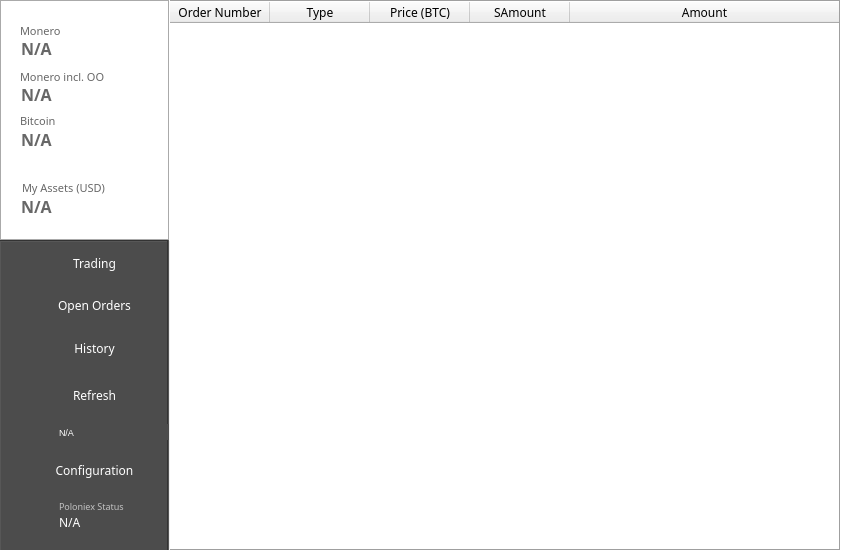
Before: the Qt Designer form mainwindow.ui in swalecko/PoloniexTradeGUI, drawn with Qt 5.
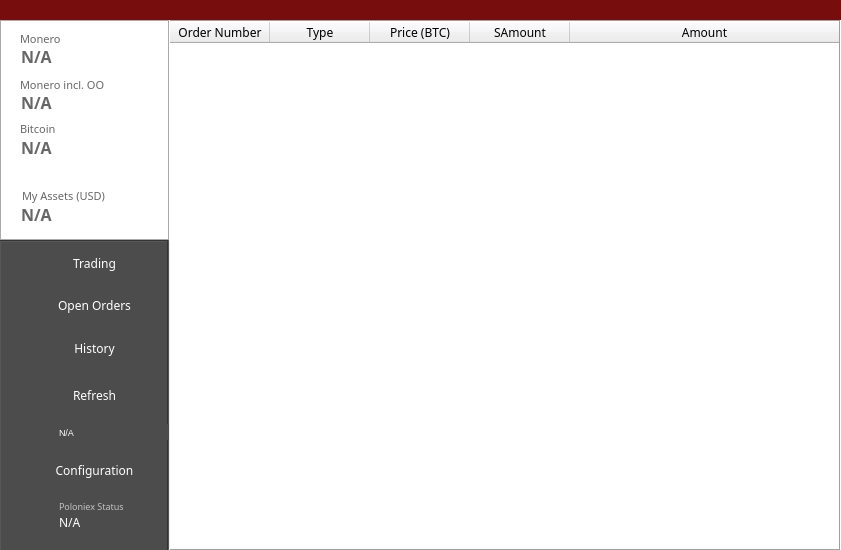
After: the same form once the commit is applied. The open tabs and pages were chosen to show the change. Icons and pictures are not drawn.

Patch:
```diff
--- a/mainwindow.ui
+++ b/mainwindow.ui
@@ -1263,7 +1263,7 @@
       <rect>
        <x>58</x>
        <y>179</y>
-       <width>85</width>
+       <width>88</width>
        <height>4</height>
       </rect>
      </property>
@@ -1349,9 +1349,9 @@
     <property name="geometry">
      <rect>
       <x>170</x>
-      <y>0</y>
+      <y>20</y>
       <width>673</width>
-      <height>550</height>
+      <height>531</height>
      </rect>
     </property>
     <property name="sizePolicy">
@@ -1363,7 +1363,7 @@
     <property name="minimumSize">
      <size>
       <width>671</width>
-      <height>550</height>
+      <height>520</height>
      </size>
     </property>
     <property name="maximumSize">
@@ -2247,7 +2247,7 @@
         <x>-2</x>
         <y>0</y>
         <width>673</width>
-        <height>551</height>
+        <height>531</height>
        </rect>
       </property>
       <property name="sizePolicy">
@@ -2259,13 +2259,13 @@
       <property name="minimumSize">
        <size>
         <width>673</width>
-        <height>551</height>
+        <height>531</height>
        </size>
       </property>
       <property name="maximumSize">
        <size>
         <width>673</width>
-        <height>551</height>
+        <height>531</height>
        </size>
       </property>
       <property name="font">
@@ -2587,9 +2587,9 @@
     <property name="geometry">
      <rect>
       <x>0</x>
-      <y>0</y>
+      <y>20</y>
       <width>170</width>
-      <height>241</height>
+      <height>221</height>
      </rect>
     </property>
     <property name="autoFillBackground">
@@ -2611,7 +2611,7 @@
      <property name="geometry">
       <rect>
        <x>20</x>
-       <y>20</y>
+       <y>8</y>
        <width>81</width>
        <height>21</height>
       </rect>
@@ -2802,7 +2802,7 @@
      <property name="geometry">
       <rect>
        <x>20</x>
-       <y>66</y>
+       <y>54</y>
        <width>121</width>
        <height>21</height>
       </rect>
@@ -2993,7 +2993,7 @@
      <property name="geometry">
       <rect>
        <x>20</x>
-       <y>110</y>
+       <y>98</y>
        <width>81</width>
        <height>21</height>
       </rect>
@@ -3184,7 +3184,7 @@
      <property name="geometry">
       <rect>
        <x>22</x>
-       <y>180</y>
+       <y>168</y>
        <width>121</width>
        <height>16</height>
       </rect>
@@ -3375,7 +3375,7 @@
      <property name="geometry">
       <rect>
        <x>19</x>
-       <y>196</y>
+       <y>184</y>
        <width>131</width>
        <height>20</height>
       </rect>
@@ -3577,7 +3577,7 @@
      <property name="geometry">
       <rect>
        <x>19</x>
-       <y>129</y>
+       <y>117</y>
        <width>131</width>
        <height>20</height>
       </rect>
@@ -3779,7 +3779,7 @@
      <property name="geometry">
       <rect>
        <x>19</x>
-       <y>84</y>
+       <y>72</y>
        <width>131</width>
        <height>20</height>
       </rect>
@@ -3981,7 +3981,7 @@
      <property name="geometry">
       <rect>
        <x>19</x>
-       <y>38</y>
+       <y>26</y>
        <width>131</width>
        <height>20</height>
       </rect>
@@ -4180,6 +4180,124 @@
      </property>
     </widget>
    </widget>
+   <widget class="QLabel" name="label_8">
+    <property name="geometry">
+     <rect>
+      <x>0</x>
+      <y>0</y>
+      <width>841</width>
+      <height>20</height>
+     </rect>
+    </property>
+    <property name="sizePolicy">
+     <sizepolicy hsizetype="Fixed" vsizetype="Fixed">
+      <horstretch>0</horstretch>
+      <verstretch>0</verstretch>
+     </sizepolicy>
+    </property>
+    <property name="styleSheet">
+     <string notr="true">
+background-color: rgb(120, 13, 13);
+</string>
+    </property>
+    <property name="text">
+     <string/>
+    </property>
+   </widget>
+   <widget class="QPushButton" name="btnExit">
+    <property name="geometry">
+     <rect>
+      <x>818</x>
+      <y>0</y>
+      <width>21</width>
+      <height>21</height>
+     </rect>
+    </property>
+    <property name="sizePolicy">
+     <sizepolicy hsizetype="Fixed" vsizetype="Fixed">
+      <horstretch>0</horstretch>
+      <verstretch>0</verstretch>
+     </sizepolicy>
+    </property>
+    <property name="styleSheet">
+     <string notr="true">QToolButton:checked, QToolButton:pressed {
+background-color: rgb(193,210,230);
+border: 1px solid rgb(60,127,177);
+}
+
+QToolButton:hover {
+background-color:rgb(180, 186, 197);
+}
+
+QToolButton:checked:hover {
+background-color: rgb(193,210,230);
+}</string>
+    </property>
+    <property name="text">
+     <string/>
+    </property>
+    <property name="icon">
+     <iconset resource="res.qrc">
+      <normaloff>:/resource/ic_clear_white_24dp_1x.png</normaloff>:/resource/ic_clear_white_24dp_1x.png</iconset>
+    </property>
+    <property name="checkable">
+     <bool>false</bool>
+    </property>
+    <property name="autoExclusive">
+     <bool>true</bool>
+    </property>
+    <property name="flat">
+     <bool>true</bool>
+    </property>
+   </widget>
+   <widget class="QPushButton" name="btnMini">
+    <property name="geometry">
+     <rect>
+      <x>797</x>
+      <y>3</y>
+      <width>22</width>
+      <height>15</height>
+     </rect>
+    </property>
+    <property name="sizePolicy">
+     <sizepolicy hsizetype="Fixed" vsizetype="Fixed">
+      <horstretch>0</horstretch>
+      <verstretch>0</verstretch>
+     </sizepolicy>
+    </property>
+    <property name="styleSheet">
+     <string notr="true">QToolButton:checked, QToolButton:pressed {
+background-color: rgb(193,210,230);
+border: 1px solid rgb(60,127,177);
+}
+
+QToolButton:hover {
+
+	background-color: rgb(4, 4, 4);
+}
+
+QToolButton:checked:hover {
+background-color: rgb(193,210,230);
+}</string>
+    </property>
+    <property name="text">
+     <string/>
+    </property>
+    <property name="icon">
+     <iconset resource="res.qrc">
+      <normaloff>:/resource/ic_call_to_action_white_24dp_1x.png</normaloff>:/resource/ic_call_to_action_white_24dp_1x.png</iconset>
+    </property>
+    <property name="checkable">
+     <bool>false</bool>
+    </property>
+    <property name="autoExclusive">
+     <bool>true</bool>
+    </property>
+    <property name="flat">
+     <bool>true</bool>
+    </property>
+   </widget>
+   <zorder>label_8</zorder>
    <zorder>frame_4</zorder>
    <zorder>frame</zorder>
    <zorder>stackedWidget</zorder>
```
Left out of the diff: 38 changed lines with no effect on the pictures.
